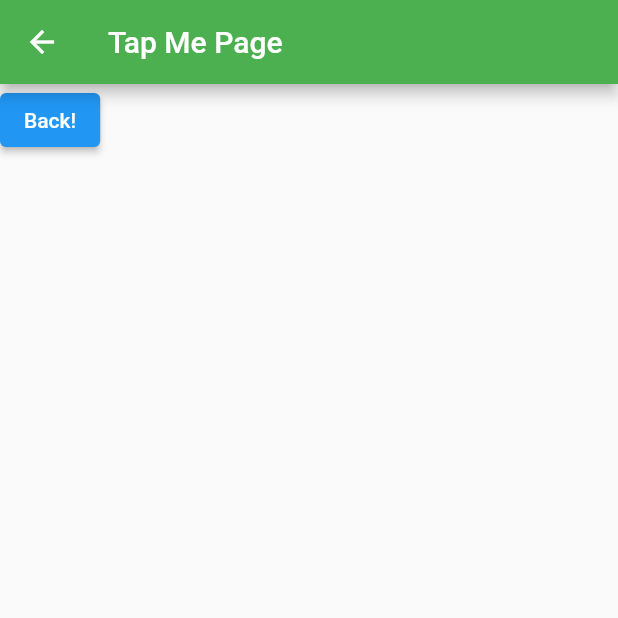
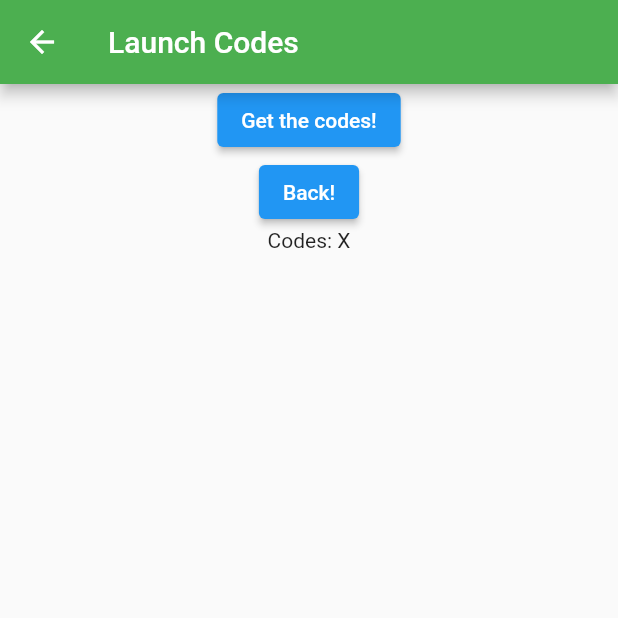
Before and after one commit to adinsxx/BlizzardApp, a Flutter app: the LaunchCodes screen opened by its route, on a phone screen of 412 x 824 dp, the top half of it. Run offline on Flutter 3.47's test engine with Material 2 defaults, Android fonts, the phone set to English and light mode, and no system bars; our stand-ins replace firebase_core, random_string; missing offline and left inert: passcode_screen; accounts and stored records are empty.

Commit message:
Random number generation

```diff
--- a/lib/main.dart
+++ b/lib/main.dart
@@ -3,6 +3,8 @@ import 'package:flutter/material.dart';
 import 'package:passcode_screen/circle.dart';
 import 'package:passcode_screen/keyboard.dart';
 import 'package:passcode_screen/passcode_screen.dart';
+import 'package:random_string/random_string.dart';
+import 'dart:math';
 
 void main() {
   runApp(MaterialApp(
@@ -12,11 +14,13 @@ void main() {
     routes: {
       '/': (context) => HomePage(),
       '/DogPage': (context) => DogPage(),
-      'LaunchCodes': (context) => LaunchCodes()
+      'LaunchCodes': (context) => LaunchCodes(),
     },
   ));
 }
 
+//code pulled from the passcode package
+//https://pub.dev/packages/passcode_screen/example
 const launchCodesPasscode = '246810';
 
 class HomePage extends StatefulWidget {
@@ -145,7 +149,7 @@ class DogPage extends StatelessWidget {
   Widget build(BuildContext context) {
     return Scaffold(
       appBar: AppBar(
-        title: Text("The Best Dog"),
+        title: Text("Eevee!!!!"),
         backgroundColor: Colors.deepOrange,
       ),
       body: Container(
@@ -175,25 +179,48 @@ class DogPage extends StatelessWidget {
   }
 }
 
-class LaunchCodes extends StatelessWidget {
+class LaunchCodes extends StatefulWidget {
+  @override
+  State<LaunchCodes> createState() => _LaunchCodesState();
+}
+
+class _LaunchCodesState extends State<LaunchCodes> {
+  String randomNumber = 'X';
+
   @override
   Widget build(BuildContext context) {
     return Scaffold(
       appBar: AppBar(
-        title: Text("Tap Me Page"),
+        title: Text("Launch Codes"),
         backgroundColor: Colors.green,
       ),
-      body: Container(
-        child: ElevatedButton(
-          onPressed: () {
-            Navigator.pop(context);
-          },
-          child: Text('Back!'),
-        ),
+      body: Center(
+        child: Container(
+            child: Column(children: <Widget>[
+          ElevatedButton(
+            child: Text('Get the codes!'),
+            //https://www.youtube.com/watch?v=hTKBFuw-xyo
+            onPressed: () {
+              setState(() {
+                randomNumber = Random().nextInt(6000001).toString();
+              });
+            },
+          ),
+          ElevatedButton(
+            onPressed: () {
+              Navigator.pushNamed(context, '/');
+            },
+            child: Text('Back!'),
+          ),
+          Text('Codes: $randomNumber')
+        ])),
       ),
     );
   }
 }
+
+
+
 
 // class BlizzApp extends StatelessWidget {
 //   const BlizzApp({Key? key}) : super(key: key);
--- a/pubspec.yaml
+++ b/pubspec.yaml
@@ -39,6 +39,7 @@ dependencies:
   secure_application: ^3.8.0
   firebase_core: ^1.11.0
   firebase_auth: ^3.3.5
+  random_string: ^2.3.1
 
 
 dev_dependencies:
```
Also changed, not shown: pubspec.lock.
